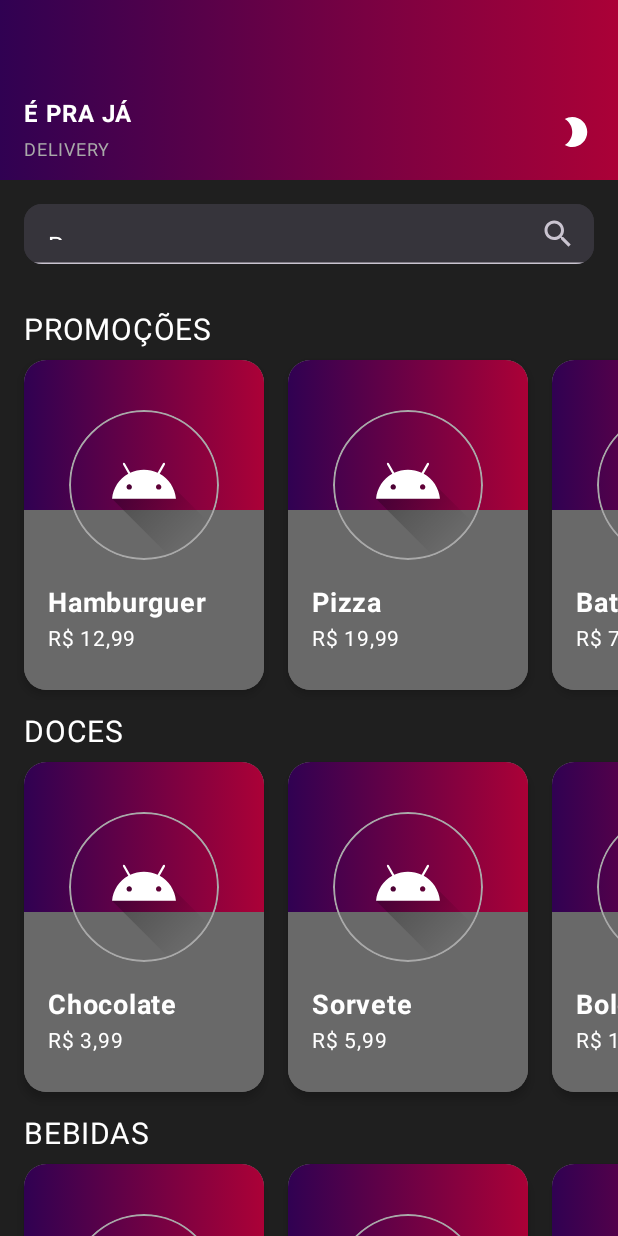
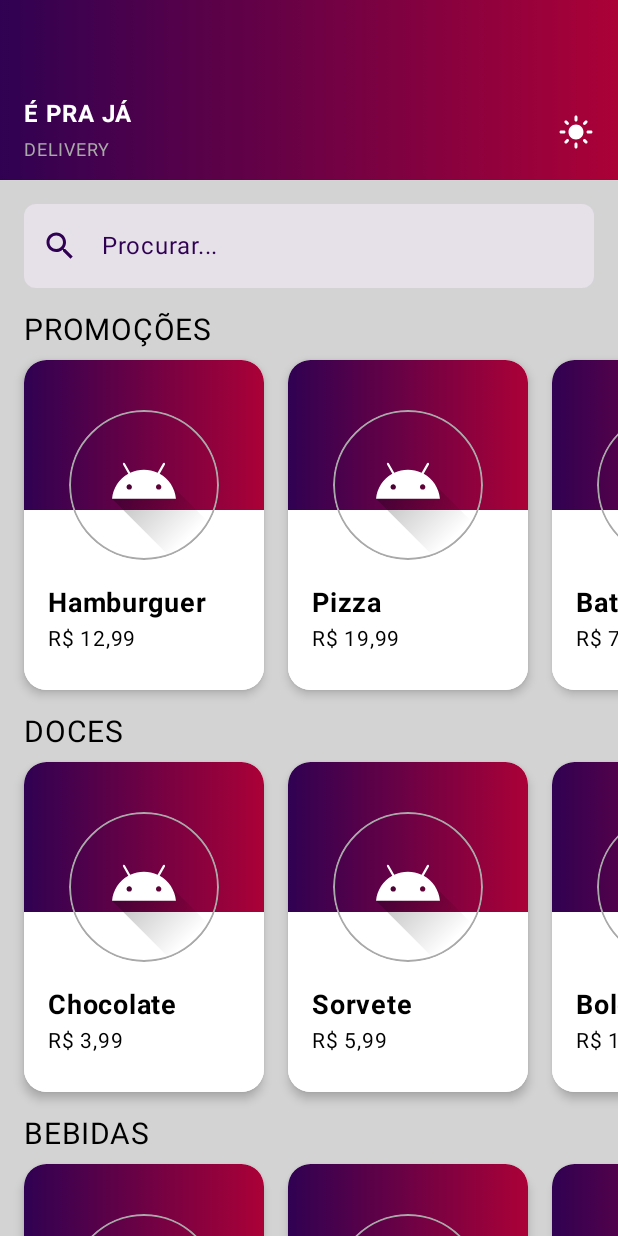
Before and after one commit to Cacaendlich/FORNOW, an Android app built with Jetpack Compose: the screen it shows after launch (MainActivity), on a phone screen of 412 x 824 dp. Run offline under Robolectric (Android 15) with nearby library versions, the phone set to English and light mode, and no system bars; pictures from the network do not load.

Commit message:
add textfield search

```diff
--- a/app/src/main/java/com/camilaendlich/fornow/MainActivity.kt
+++ b/app/src/main/java/com/camilaendlich/fornow/MainActivity.kt
@@ -1,18 +1,19 @@
 package com.camilaendlich.fornow
 
 import android.os.Bundle
-import android.util.Log
 import androidx.activity.ComponentActivity
 import androidx.activity.compose.setContent
+import androidx.compose.foundation.background
 import androidx.compose.foundation.layout.fillMaxSize
 import androidx.compose.foundation.layout.padding
+import androidx.compose.material3.MaterialTheme
 import androidx.compose.material3.Scaffold
 import androidx.compose.runtime.Composable
 import androidx.compose.ui.Modifier
 import androidx.core.view.WindowCompat
 import com.camilaendlich.fornow.sampledata.sampleSections
+import com.camilaendlich.fornow.ui.screens.MainLayout
 import com.camilaendlich.fornow.ui.theme.FORNOWTheme
-import com.camilaendlich.fornow.ui.screens.MainLayout
 
 class MainActivity : ComponentActivity() {
 
@@ -24,8 +25,7 @@ class MainActivity : ComponentActivity() {
 
         setContent {
             App(
-                onClick = { contentSearch ->  Log.e("SEARCH_CLICK", contentSearch)},
-                isDarkTheme = true
+                isDarkTheme = false
             )
         }
     }
@@ -33,7 +33,6 @@ class MainActivity : ComponentActivity() {
 
 @Composable
 fun App(
-    onClick: (contentSearch: String) -> Unit,
     isDarkTheme: Boolean = false,
     activateDarkTheme: (Boolean) -> Unit = {}
 ) {
@@ -44,11 +43,11 @@ fun App(
         Scaffold(
             modifier = Modifier
                 .fillMaxSize()
+                .background(MaterialTheme.colorScheme.background)
         ) { innerPadding ->
             MainLayout(
                 modifier = Modifier.padding(innerPadding),
                 sections = sampleSections,
-                onClick = onClick,
                 isDarkTheme = isDarkTheme,
                 activateDarkTheme = activateDarkTheme
             )
--- a/app/src/main/java/com/camilaendlich/fornow/ui/components/SearchLayout.kt
+++ b/app/src/main/java/com/camilaendlich/fornow/ui/components/SearchLayout.kt
@@ -1,56 +1,68 @@
 package com.camilaendlich.fornow.ui.components
 
-import androidx.compose.foundation.clickable
-import androidx.compose.foundation.layout.Row
 import androidx.compose.foundation.layout.fillMaxWidth
-import androidx.compose.foundation.layout.height
 import androidx.compose.foundation.layout.padding
-import androidx.compose.material3.Card
+import androidx.compose.foundation.shape.RoundedCornerShape
+import androidx.compose.foundation.text.KeyboardActions
+import androidx.compose.foundation.text.KeyboardOptions
+import androidx.compose.material3.ExperimentalMaterial3Api
 import androidx.compose.material3.Icon
+import androidx.compose.material3.MaterialTheme
+import androidx.compose.material3.Text
 import androidx.compose.material3.TextField
+import androidx.compose.material3.TextFieldDefaults
 import androidx.compose.runtime.Composable
-import androidx.compose.runtime.getValue
-import androidx.compose.runtime.mutableStateOf
-import androidx.compose.runtime.remember
-import androidx.compose.runtime.setValue
 import androidx.compose.ui.Modifier
+import androidx.compose.ui.graphics.Color
 import androidx.compose.ui.res.painterResource
+import androidx.compose.ui.text.input.ImeAction
 import androidx.compose.ui.tooling.preview.Preview
 import androidx.compose.ui.unit.dp
 import com.camilaendlich.fornow.R
 import com.camilaendlich.fornow.ui.theme.FORNOWTheme
 
+@OptIn(ExperimentalMaterial3Api::class)
 @Composable
 fun SearchLayout(
-    onClick: (contentSearch: String) -> Unit = {}
+    query: String = "",
+    onQueryChange: (String) -> Unit = {},
+    placeholder: String = "Procurar...",
+    onSearch: () -> Unit = {}
 ) {
-    var search by remember { mutableStateOf("Procurar") }
-
-    Card(
+    TextField(
+        value = query,
+        onValueChange = onQueryChange,
         modifier = Modifier
             .fillMaxWidth()
-            .padding(start = 16.dp, end = 16.dp, bottom = 16.dp)
-    ) {
-        Row{
-            TextField(
-                value = search,
-                onValueChange = { contentSearch ->
-                    search = contentSearch
-                                },
-                modifier = Modifier
-                    .height(40.dp)
-                    .fillMaxWidth(),
-                trailingIcon = {
-                    Icon(
-                        painter = painterResource(R.drawable.icon_search),
-                        contentDescription = null,
-                        modifier = Modifier
-                            .clickable { onClick(search) }
-                    )
-                }
+            .padding(horizontal = 16.dp),
+        placeholder = {
+            Text(
+                text = placeholder,
+                color = MaterialTheme.colorScheme.primary
+            )
+        },
+        singleLine = true,
+        keyboardOptions = KeyboardOptions.Default.copy(
+            imeAction = ImeAction.Search
+        ),
+        keyboardActions = KeyboardActions(
+            onSearch = {
+                onSearch()
+            }
+        ),
+        shape = RoundedCornerShape(8.dp),
+        colors = TextFieldDefaults.textFieldColors(
+            focusedIndicatorColor = Color.Transparent,
+            unfocusedIndicatorColor = Color.Transparent
+        ),
+        leadingIcon = {
+            Icon(
+                painter = painterResource(R.drawable.icon_search),
+                contentDescription = "Search Icon",
+                tint = MaterialTheme.colorScheme.primary
             )
         }
-    }
+    )
 }
 
 @Preview()
--- a/app/src/main/java/com/camilaendlich/fornow/ui/screens/MainLayout.kt
+++ b/app/src/main/java/com/camilaendlich/fornow/ui/screens/MainLayout.kt
@@ -40,7 +40,6 @@ import com.camilaendlich.fornow.ui.theme.White
 fun MainLayout(
     modifier: Modifier = Modifier,
     sections: Map<String, List<Product>>,
-    onClick: (contentSearch: String) -> Unit = {},
     isDarkTheme: Boolean = false,
     activateDarkTheme: (Boolean) -> Unit = {}
 ) {
@@ -64,7 +63,7 @@ fun MainLayout(
         ) {
             Spacer(modifier = Modifier)
 
-            SearchLayout(onClick = onClick)
+            SearchLayout()
 
             for (section in sections) {
                 ProductSectionLayout(
```
